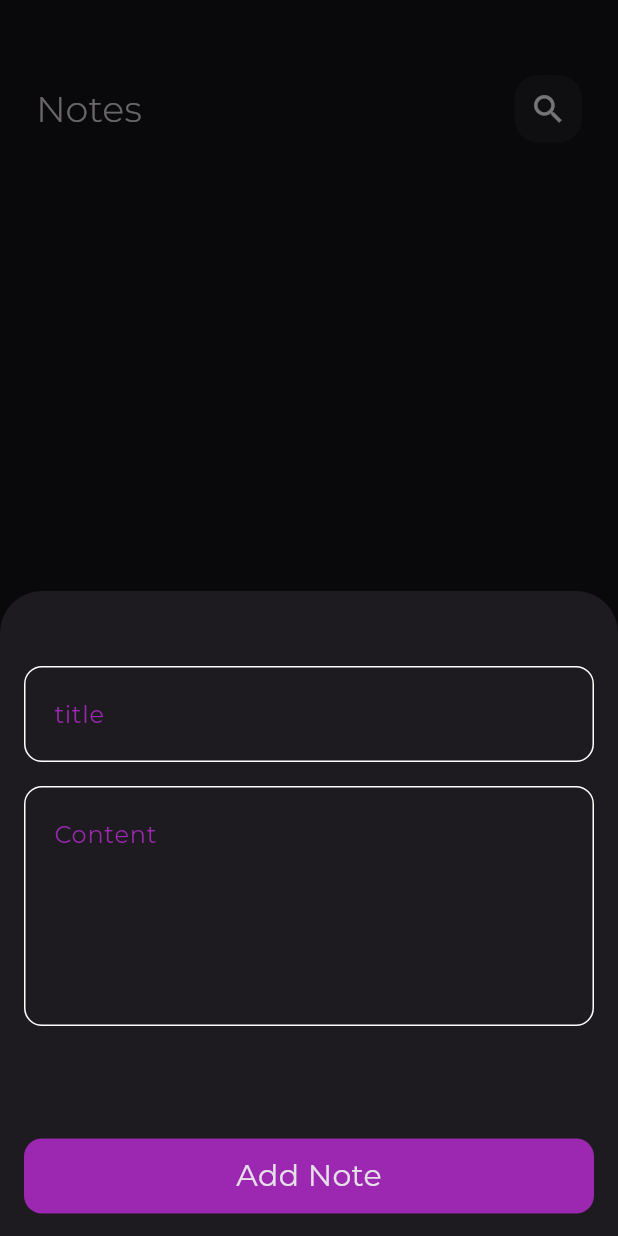
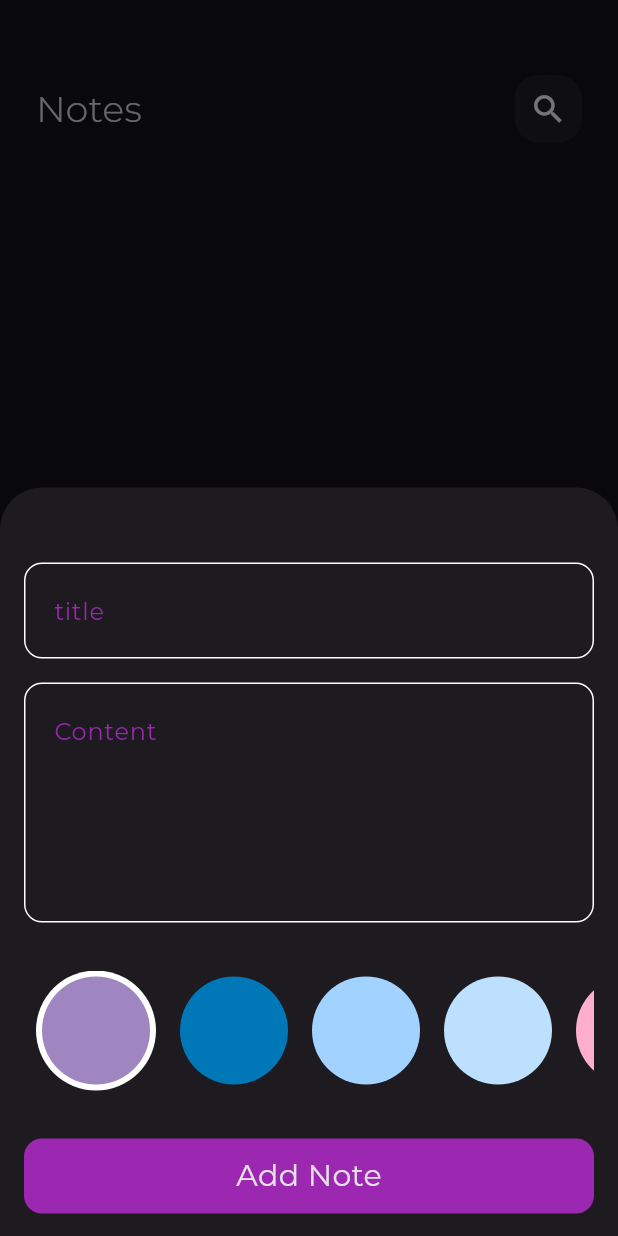
Before and after one commit to RahMA79/NotesApp, a Flutter app: the screen it shows after launch, after a tap on the "add" icon, on a phone screen of 412 x 824 dp. Run offline on Flutter 3.47's test engine with Material 3 defaults, Android fonts, the phone set to English and light mode, and no system bars; our stand-ins replace bloc, flutter_bloc, hive, hive_flutter; accounts and stored records are empty; project files that could hold a hidden picture were left out.

Commit message:
add colors list view

```diff
--- a/lib/cubits/add_note_cubit/add_note_cubit.dart
+++ b/lib/cubits/add_note_cubit/add_note_cubit.dart
@@ -1,3 +1,5 @@
+import 'dart:ui';
+
 import 'package:hive_flutter/adapters.dart';
 import 'package:note_app/cubits/add_note_cubit/add_note_states.dart';
 import 'package:bloc/bloc.dart';
@@ -5,8 +7,11 @@ import 'package:note_app/models/note_model.dart';
 
 class AddNoteCubit extends Cubit<AddNoteStates> {
   AddNoteCubit() : super(AddNoteInitial());
+  Color color = const Color(0xFF9F86C0);
   addNote(NoteModel note) async {
+    note.color = color.value;
     emit(AddNoteLoading());
+
     try {
       var notesBox = Hive.box<NoteModel>('NotesBox');
       await notesBox.add(note);
--- a/lib/views/notes_view.dart
+++ b/lib/views/notes_view.dart
@@ -19,7 +19,7 @@ class NotesView extends StatelessWidget {
                     isScrollControlled: true,
                     context: context,
                     builder: (context) {
-                      return CutomBottomSheet();
+                      return const CutomBottomSheet();
                     });
               },
               child: const Icon(
--- a/lib/widgets/add_note.dart
+++ b/lib/widgets/add_note.dart
@@ -3,6 +3,7 @@ import 'package:flutter_bloc/flutter_bloc.dart';
 import 'package:note_app/cubits/add_note_cubit/add_note_cubit.dart';
 import 'package:note_app/cubits/add_note_cubit/add_note_states.dart';
 import 'package:note_app/models/note_model.dart';
+import 'package:note_app/widgets/colors_listview.dart';
 import 'package:note_app/widgets/custom_textfield.dart';
 import 'package:note_app/widgets/cutom_add_note_button.dart';
 import 'package:intl/intl.dart';
@@ -47,7 +48,11 @@ class _AddNoteState extends State<AddNote> {
             },
           ),
           const SizedBox(
-            height: 75,
+            height: 32,
+          ),
+          const ColorsListView(),
+          const SizedBox(
+            height: 32,
           ),
           BlocBuilder<AddNoteCubit, AddNoteStates>(
             builder: (context, state) {
--- /dev/null
+++ b/lib/widgets/colors_listview.dart
@@ -0,0 +1,73 @@
+import 'package:flutter/material.dart';
+import 'package:flutter_bloc/flutter_bloc.dart';
+import 'package:note_app/cubits/add_note_cubit/add_note_cubit.dart';
+
+class ColorItem extends StatelessWidget {
+  const ColorItem({super.key, required this.isActive, required this.color});
+  final Color color;
+  final bool isActive;
+
+  @override
+  Widget build(BuildContext context) {
+    return isActive
+        ? CircleAvatar(
+            radius: 40,
+            backgroundColor: Colors.white,
+            child: CircleAvatar(
+              radius: 36,
+              backgroundColor: color,
+            ),
+          )
+        : CircleAvatar(
+            radius: 36,
+            backgroundColor: color,
+          );
+  }
+}
+
+class ColorsListView extends StatefulWidget {
+  const ColorsListView({super.key});
+
+  @override
+  State<ColorsListView> createState() => _ColorsListViewState();
+}
+
+class _ColorsListViewState extends State<ColorsListView> {
+  int currentIndex = 0;
+  List<Color> colors = const [
+    Color(0xFF9F86C0),
+    Color(0xff0077b6),
+    Color(0xffa2d2ff),
+    Color(0xffbde0fe),
+    Color(0xffffafcc),
+    Color(0xffffc8dd),
+    Color(0xffcdb4db),
+    Color(0xfffb6f92),
+  ];
+
+  @override
+  Widget build(BuildContext context) {
+    return SizedBox(
+      height: 80,
+      child: ListView.builder(
+          itemCount: colors.length,
+          scrollDirection: Axis.horizontal,
+          itemBuilder: (context, index) {
+            return Padding(
+              padding: const EdgeInsets.symmetric(horizontal: 8),
+              child: GestureDetector(
+                onTap: () {
+                  currentIndex = index;
+                  BlocProvider.of<AddNoteCubit>(context).color = colors[index];
+                  setState(() {});
+                },
+                child: ColorItem(
+                  isActive: currentIndex == index,
+                  color: colors[index],
+                ),
+              ),
+            );
+          }),
+    );
+  }
+}
```
